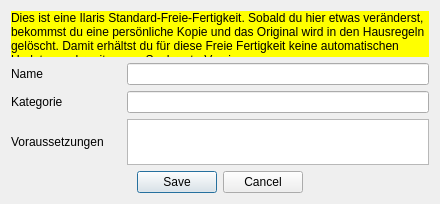
First picture: the form in UI/DatenbankEditFreieFertigkeit.ui, repository Aeolitus/Sephrasto, before the edit.
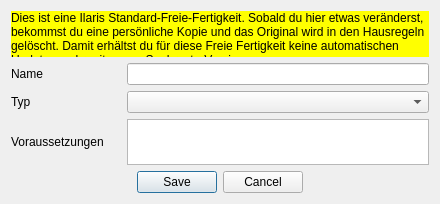
Second picture: the form after the edit.

What changed in the file:
```diff
--- a/UI/DatenbankEditFreieFertigkeit.ui
+++ b/UI/DatenbankEditFreieFertigkeit.ui
@@ -64,12 +64,12 @@
      <item row="2" column="0">
       <widget class="QLabel" name="label_2">
        <property name="text">
-        <string>Kategorie</string>
+        <string>Typ</string>
        </property>
       </widget>
      </item>
      <item row="2" column="1">
-      <widget class="QLineEdit" name="leKategorie"/>
+      <widget class="QComboBox" name="comboTyp"/>
      </item>
     </layout>
    </item>
```
Left out of the diff: 1 changed line with no effect on the pictures.
